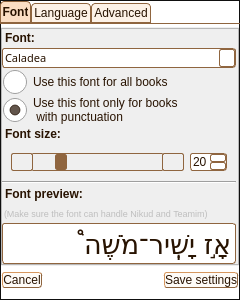
Old version of the form Mobile/mobileapp.ui in the repository MosheWagner/Orayta-QT.
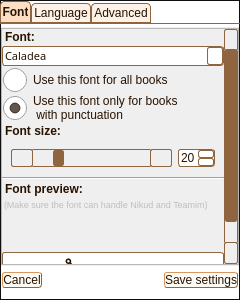
New version of the form. The open tabs and pages were chosen to show the change. Icons and pictures are not drawn. Custom widgets are drawn as their Qt base class.

Diff of the .ui file:
```diff
--- a/Mobile/mobileapp.ui
+++ b/Mobile/mobileapp.ui
@@ -4084,9 +4084,9 @@
               <property name="geometry">
                <rect>
                 <x>0</x>
-                <y>-1</y>
+                <y>0</y>
                 <width>223</width>
-                <height>236</height>
+                <height>277</height>
                </rect>
               </property>
               <layout class="QVBoxLayout" name="verticalLayout_22">
@@ -4271,6 +4271,19 @@
                  </property>
                 </widget>
                </item>
+               <item>
+                <spacer name="verticalSpacer_3">
+                 <property name="orientation">
+                  <enum>Qt::Vertical</enum>
+                 </property>
+                 <property name="sizeHint" stdset="0">
+                  <size>
+                   <width>20</width>
+                   <height>40</height>
+                  </size>
+                 </property>
+                </spacer>
+               </item>
                <item>
                 <widget class="QLineEdit" name="fontPreview">
                  <property name="enabled">
```
Left out of the diff: 4 changed lines with no effect on the pictures.
